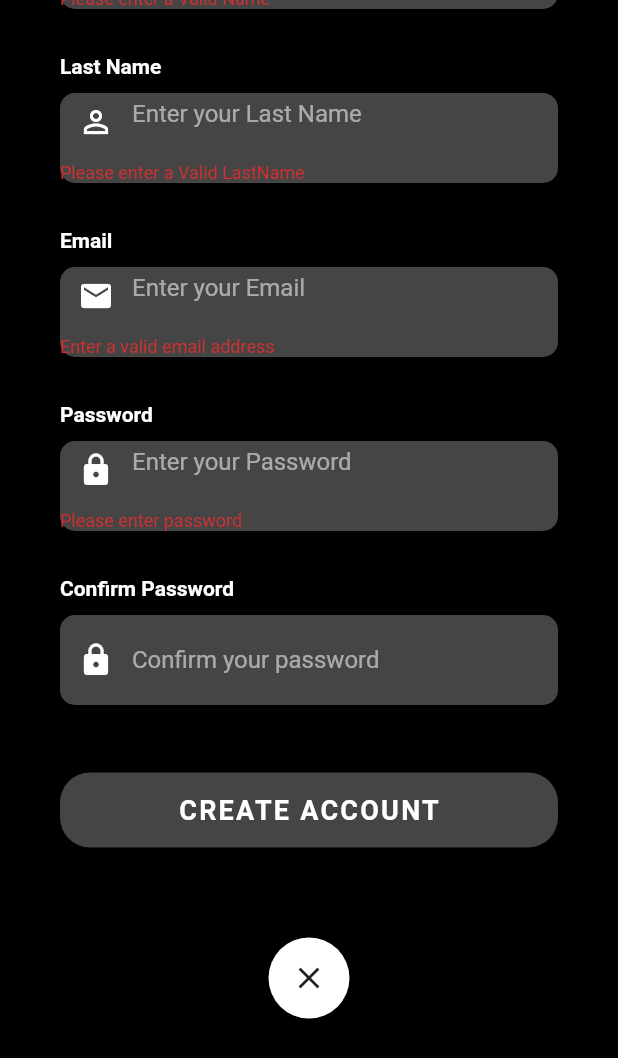
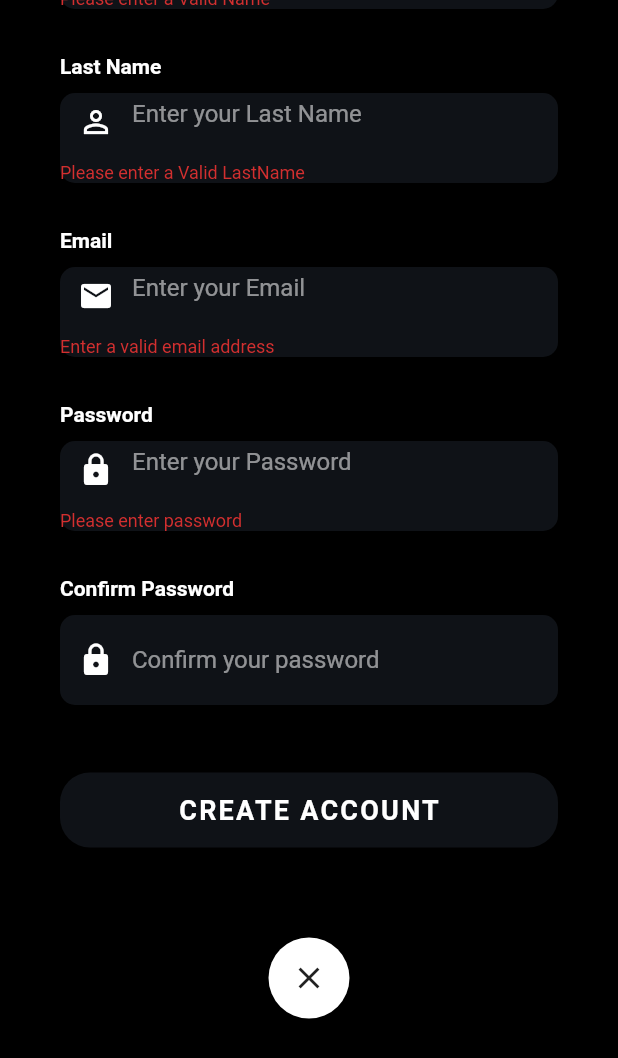
Before and after one commit to RafaelHerrero/gym-bud-front, a Flutter app: the SignUpScreen screen opened directly, scrolled down 265 dp, after a tap on "CREATE ACCOUNT", on a phone screen of 412 x 824 dp. Shown: the top 1058 px of the screen. Run offline on Flutter 3.47's test engine with Material 2 defaults, Android fonts, the phone set to English and light mode, and no system bars; our stand-ins replace jiffy; Roboto replaces fonts that are missing (OpenSans).

Commit message:
fix colors

```diff
--- a/lib/main.dart
+++ b/lib/main.dart
@@ -1,6 +1,5 @@
 import 'package:flutter/material.dart';
 import 'package:gym_bud_front/screens/login_screen.dart';
-import 'package:gym_bud_front/screens/profile_screen.dart';
 import 'package:gym_bud_front/utilities/constants.dart';
 
 void main() {
--- a/lib/screens/login_screen.dart
+++ b/lib/screens/login_screen.dart
@@ -1,5 +1,4 @@
 import 'dart:convert';
-
 import 'package:flutter/material.dart';
 import 'package:flutter/services.dart';
 import 'package:gym_bud_front/screens/profile_screen.dart';
@@ -36,7 +35,6 @@ class _LoginScreenState extends State<LoginScreen> {
           child: TextFormField(
             controller: emailController,
             keyboardType: TextInputType.emailAddress,
-            validator: (value) => validateEmail(value),
             style: const TextStyle(
               color: Colors.white,
               fontFamily: 'OpenSans',
--- a/lib/screens/sign_up_screen.dart
+++ b/lib/screens/sign_up_screen.dart
@@ -3,6 +3,7 @@ import 'dart:convert';
 import 'package:flutter/material.dart';
 import 'package:flutter/services.dart';
 import 'package:gym_bud_front/screens/profile_screen.dart';
+import 'package:gym_bud_front/utilities/functions.dart';
 import 'package:gym_bud_front/utilities/constants.dart';
 
 import '../utilities/api.dart';
--- a/lib/utilities/constants.dart
+++ b/lib/utilities/constants.dart
@@ -19,12 +19,12 @@ const buttonTextColor = TextStyle(
 );
 
 final kBoxDecorationStyle = BoxDecoration(
-  color: const Color.fromARGB(255, 69, 69, 70),
+  color: const Color.fromARGB(255, 15, 18, 23),
   borderRadius: BorderRadius.circular(10.0),
 );
 
 final ButtonStyle raisedButtonStyle = ElevatedButton.styleFrom(
-  primary: const Color.fromARGB(255, 69, 69, 70),
+  primary: const Color.fromARGB(255, 15, 18, 23),
   onPrimary: const Color.fromARGB(255, 53, 53, 54),
   onSurface: Colors.black12,
   fixedSize: const Size.fromHeight(50),
@@ -32,31 +32,7 @@ final ButtonStyle raisedButtonStyle = ElevatedButton.styleFrom(
       borderRadius: BorderRadius.all(Radius.circular(20))),
 );
 
-String? validateEmail(String? value) {
-  String pattern =
-      r"^[a-zA-Z0-9.!#$%&'*+/=?^_`{|}~-]+@[a-zA-Z0-9](?:[a-zA-Z0-9-]"
-      r"{0,253}[a-zA-Z0-9])?(?:\.[a-zA-Z0-9](?:[a-zA-Z0-9-]"
-      r"{0,253}[a-zA-Z0-9])?)*$";
-  RegExp regex = RegExp(pattern);
-  if (value == null || value.isEmpty || !regex.hasMatch(value)) {
-    return 'Enter a valid email address';}
-  else {
-    return null;}
-}
 
-String? validatePassword(String value) {
-  RegExp regex =
-  RegExp(r'^(?=.*?[A-Z])(?=.*?[a-z])(?=.*?[0-9])(?=.*?[!@#\$&*~]).{8,}$');
-  if (value.isEmpty) {
-    return 'Please enter password';
-  } else {
-    if (!regex.hasMatch(value)) {
-      return 'Enter valid password';
-    } else {
-      return null;
-    }
-  }
-}
 
 // foregroundColor: MaterialStateProperty.all<Color>(Colors.blue),
 // overlayColor: MaterialStateProperty.resolveWith<Color?>(
--- /dev/null
+++ b/lib/utilities/functions.dart
@@ -0,0 +1,25 @@
+String? validateEmail(String? value) {
+  String pattern =
+      r"^[a-zA-Z0-9.!#$%&'*+/=?^_`{|}~-]+@[a-zA-Z0-9](?:[a-zA-Z0-9-]"
+      r"{0,253}[a-zA-Z0-9])?(?:\.[a-zA-Z0-9](?:[a-zA-Z0-9-]"
+      r"{0,253}[a-zA-Z0-9])?)*$";
+  RegExp regex = RegExp(pattern);
+  if (value == null || value.isEmpty || !regex.hasMatch(value)) {
+    return 'Enter a valid email address';}
+  else {
+    return null;}
+}
+
+String? validatePassword(String value) {
+  RegExp regex =
+  RegExp(r'^(?=.*?[A-Z])(?=.*?[a-z])(?=.*?[0-9])(?=.*?[!@#\$&*~]).{8,}$');
+  if (value.isEmpty) {
+    return 'Please enter password';
+  } else {
+    if (!regex.hasMatch(value)) {
+      return 'Enter valid password';
+    } else {
+      return null;
+    }
+  }
+}
```
Also changed, not shown: lib/screens/profile_screen.dart (+12 -9 lines).
